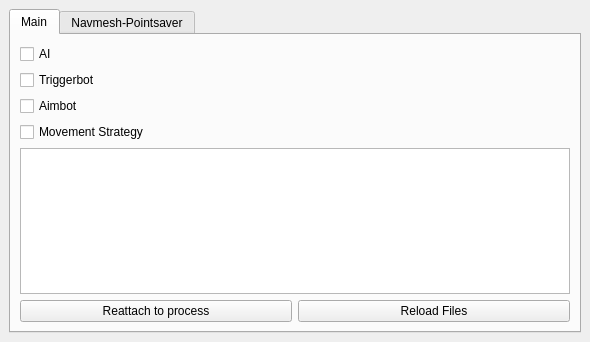
Georg-S/CS-GO-AI, file CSGO_AI/include/MainWindow.ui: the form before one commit.
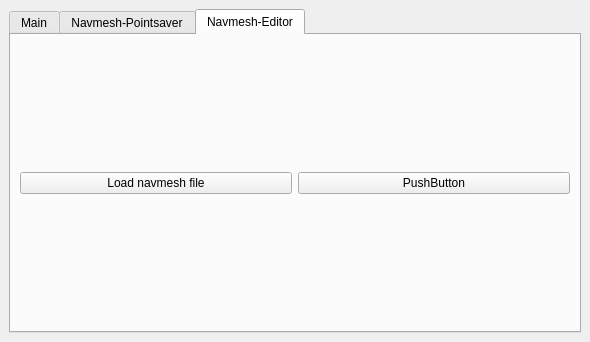
The form after the commit.

```diff
--- a/CSGO_AI/include/MainWindow.ui
+++ b/CSGO_AI/include/MainWindow.ui
@@ -20,11 +20,11 @@
    <bool>false</bool>
   </property>
   <widget class="QWidget" name="centralwidget">
-   <layout class="QHBoxLayout" name="horizontalLayout_3">
+   <layout class="QVBoxLayout" name="verticalLayout_3">
     <item>
      <widget class="QTabWidget" name="tabWidget">
       <property name="currentIndex">
-       <number>0</number>
+       <number>2</number>
       </property>
       <property name="documentMode">
        <bool>false</bool>
@@ -190,6 +190,31 @@
         </item>
        </layout>
       </widget>
+      <widget class="QWidget" name="Tab_navmesh_editor">
+       <attribute name="title">
+        <string>Navmesh-Editor</string>
+       </attribute>
+       <layout class="QVBoxLayout" name="editor_tab_layout">
+        <item>
+         <layout class="QHBoxLayout" name="horizontalLayout_3">
+          <item>
+           <widget class="QPushButton" name="button_load_navmesh">
+            <property name="text">
+             <string>Load navmesh file</string>
+            </property>
+           </widget>
+          </item>
+          <item>
+           <widget class="QPushButton" name="pushButton_2">
+            <property name="text">
+             <string>PushButton</string>
+            </property>
+           </widget>
+          </item>
+         </layout>
+        </item>
+       </layout>
+      </widget>
      </widget>
     </item>
    </layout>
```
